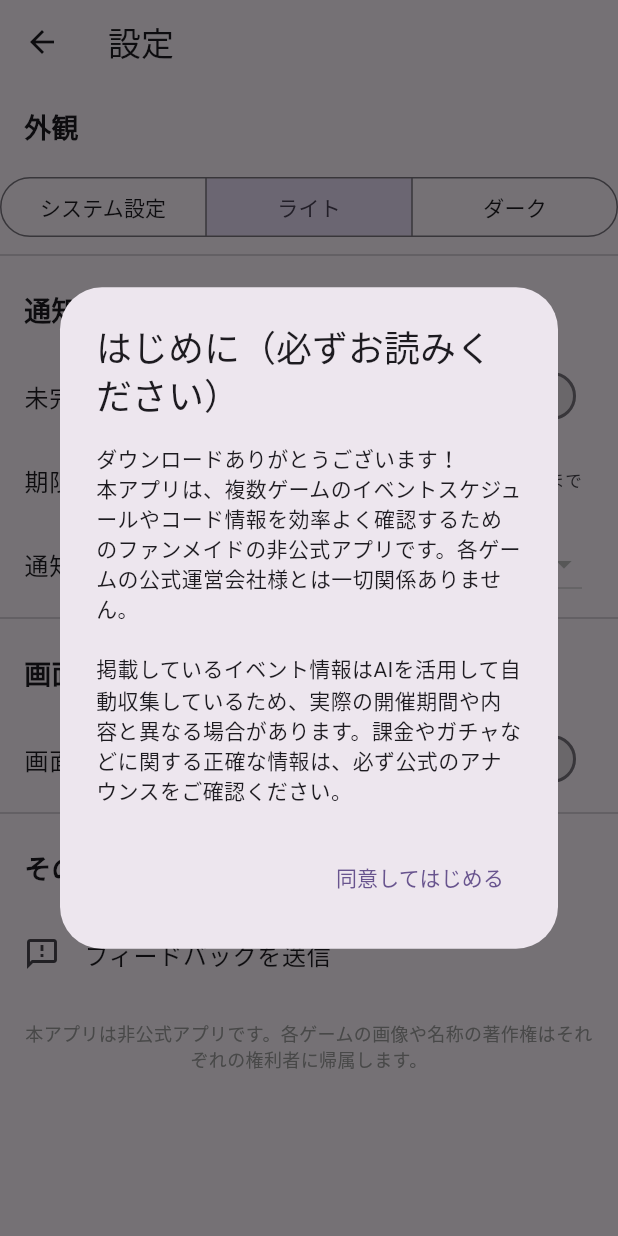
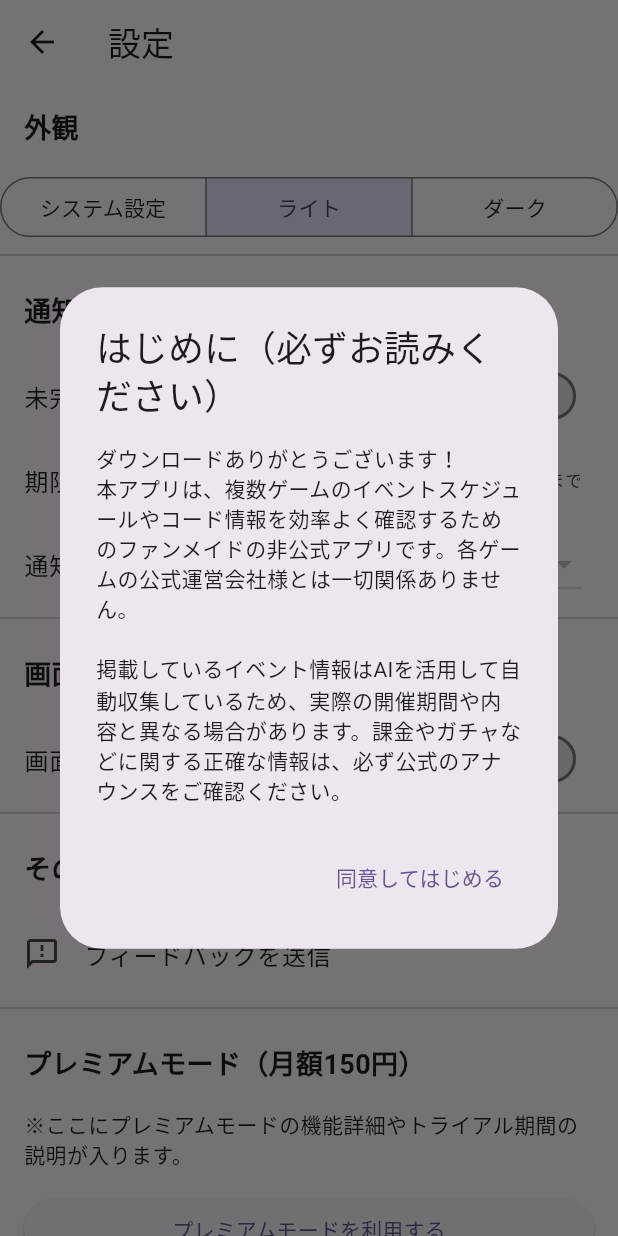
Before and after one commit to onpuuki/game-tracker, a Flutter app: the SettingsScreen screen opened directly, after a tap on "ライト", on a phone screen of 412 x 824 dp. Run offline on Flutter 3.47's test engine with Material 3 defaults, Android fonts, the phone set to English and light mode, and no system bars; our stand-ins replace cloud_firestore, cloud_functions, firebase_auth, firebase_core, firebase_messaging, flutter_hooks and 4 more; missing offline and left inert: home_widget, two_dimensional_scrollables; accounts and stored records are empty; network calls fail.

Commit message:
feat: Add Premium Mode UI to settings and remove old admin toggle
- Added a "Premium Mode" section in `frontend/lib/screens/settings_screen.dart` with a dummy description and a toggle button.
- The state of the premium mode (`_isPremium`) is read from and saved to `SharedPreferences`.
- Using `bool.fromEnvironment('IS_ADMIN')` to bypass payment logic for testing purposes, allowing admins to instantly toggle the premium status while showing standard users a "Payment processing is under preparation" message.
- Removed the outdated "テスト用 課金モード" switch tile from the admin drawer in `frontend/lib/screens/home_screen.dart`.

Co-authored-by: onpuuki <220911838+onpuuki@users.noreply.github.com>

```diff
--- a/frontend/lib/screens/home_screen.dart
+++ b/frontend/lib/screens/home_screen.dart
@@ -1198,17 +1198,6 @@ class _HomeScreenState extends State<HomeScreen> {
                       onTap: () {
                         Navigator.pop(context); // Close drawer
                         _showWelcomeDialog();
-                      },
-                    ),
-                    SwitchListTile(
-                      title: const Text('[テスト用] 課金モード (広告非表示)'),
-                      value: _isPremium,
-                      onChanged: (bool value) async {
-                        final prefs = await SharedPreferences.getInstance();
-                        await prefs.setBool('is_premium', value);
-                        setState(() {
-                          _isPremium = value;
-                        });
                       },
                     ),
                   ],
--- a/frontend/lib/screens/settings_screen.dart
+++ b/frontend/lib/screens/settings_screen.dart
@@ -24,6 +24,7 @@ class _SettingsScreenState extends State<SettingsScreen> {
   bool _notificationEnabled = false;
   int _notificationHour = 21;
   int _notificationDaysBefore = 7;
+  bool _isPremium = false;
 
   @override
   void initState() {
@@ -66,6 +67,7 @@ class _SettingsScreenState extends State<SettingsScreen> {
       _notificationEnabled = notificationEnabled;
       _notificationHour = notificationHour;
       _notificationDaysBefore = notificationDaysBefore;
+      _isPremium = prefs.getBool('is_premium') ?? false;
       _isLoading = false;
     });
   }
@@ -290,6 +292,52 @@ class _SettingsScreenState extends State<SettingsScreen> {
               );
             },
           ),
+          const Divider(),
+          const Padding(
+            padding: EdgeInsets.all(16.0),
+            child: Text(
+              'プレミアムモード（月額150円）',
+              style: TextStyle(fontSize: 18, fontWeight: FontWeight.bold),
+            ),
+          ),
+          const Padding(
+            padding: EdgeInsets.symmetric(horizontal: 16.0),
+            child: Text(
+              '※ここにプレミアムモードの機能詳細やトライアル期間の説明が入ります。',
+              style: TextStyle(fontSize: 14),
+            ),
+          ),
+          Padding(
+            padding: const EdgeInsets.all(16.0),
+            child: ElevatedButton(
+              onPressed: () async {
+                const bool isAdmin = bool.fromEnvironment('IS_ADMIN', defaultValue: false);
+                if (isAdmin) {
+                  final prefs = await SharedPreferences.getInstance();
+                  final newValue = !_isPremium;
+                  await prefs.setBool('is_premium', newValue);
+                  setState(() {
+                    _isPremium = newValue;
+                  });
+                  if (!context.mounted) return;
+                  ScaffoldMessenger.of(context).showSnackBar(
+                    SnackBar(
+                      content: Text('管理者権限：プレミアムモードを${newValue ? '有効' : '無効'}にしました'),
+                    ),
+                  );
+                } else {
+                  if (!context.mounted) return;
+                  ScaffoldMessenger.of(context).showSnackBar(
+                    const SnackBar(
+                      content: Text('課金処理は準備中です'),
+                    ),
+                  );
+                }
+              },
+              child: Text(_isPremium ? 'プレミアムモードを終了する' : 'プレミアムモードを利用する'),
+            ),
+          ),
+          const Divider(),
           const Padding(
             padding: EdgeInsets.all(16.0),
             child: Text(
```
